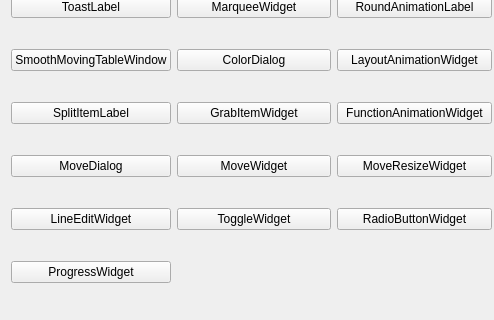
First picture: the form in mainwindow.ui, repository Greedysky/TTKWidgetTools, before the edit; both pictures show x 0 to 494 and y 93 to 413 of the 663 by 413 pixel window.
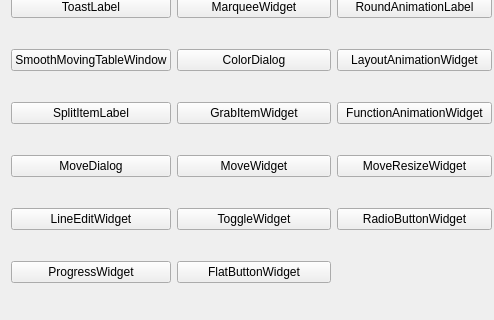
Second picture: the form after the edit.

Commit message: Add flat button widget[648554]

```diff
--- a/mainwindow.ui
+++ b/mainwindow.ui
@@ -190,6 +190,13 @@
       </property>
      </widget>
     </item>
+    <item row="6" column="1">
+     <widget class="QPushButton" name="pushButton_25">
+      <property name="text">
+       <string>FlatButtonWidget</string>
+      </property>
+     </widget>
+    </item>
    </layout>
   </widget>
  </widget>
```
The commit also changes 16 other files.
